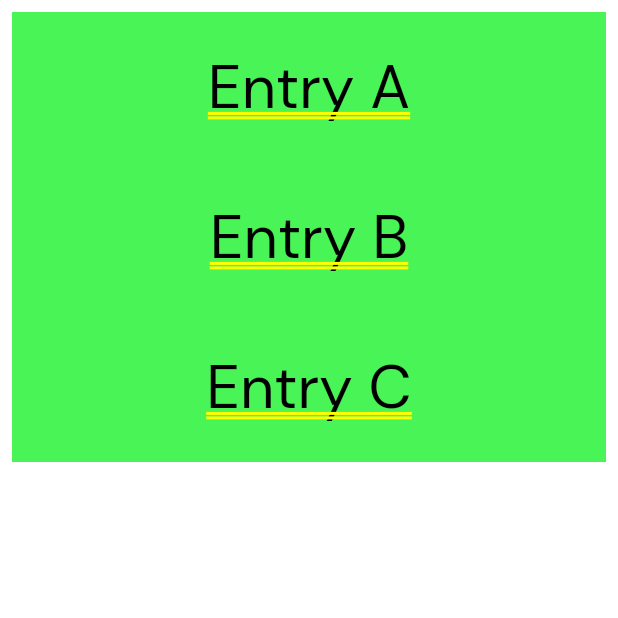
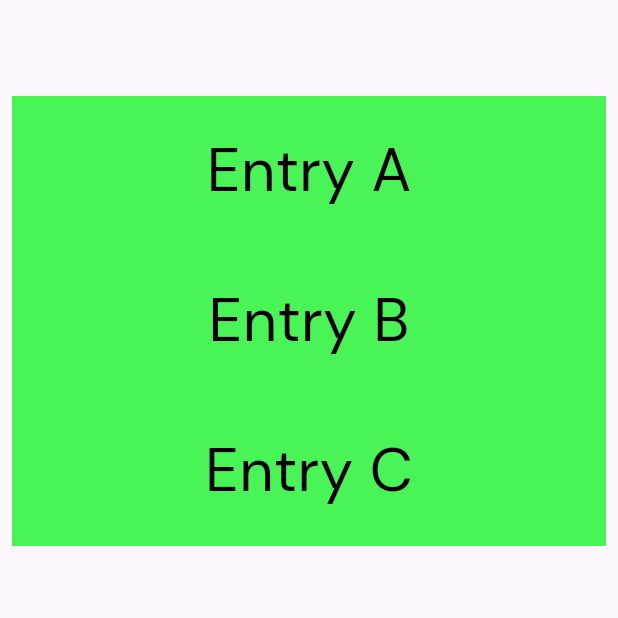
Before and after one commit to atakanserifoglu/Volunity, a Flutter app: the screen it shows after launch, on a phone screen of 412 x 824 dp, the top half of it. Run offline on Flutter 3.47's test engine with Material 2 defaults, Android fonts, the phone set to English and light mode, and no system bars; our stand-ins replace firebase_core; accounts and stored records are empty.

```diff
--- a/lib/Screens/mainScreen.dart
+++ b/lib/Screens/mainScreen.dart
@@ -14,7 +14,9 @@ class _mainScreenState extends State<mainScreen>{
 
   @override
   Widget build(BuildContext context) {
-    return ListView.builder(
+    return Scaffold(
+      appBar: AppBar(),
+      body: ListView.builder(
           padding: const EdgeInsets.all(8),
           itemCount: entries.length,
           itemBuilder: (BuildContext context, int index) {
@@ -24,6 +26,7 @@ class _mainScreenState extends State<mainScreen>{
               child: Center(child: Text('Entry ${entries[index]}',style: kButtonTextStyle,)),
             );
           }
+      ),
     );
   }
 }
--- a/lib/main.dart
+++ b/lib/main.dart
@@ -16,6 +16,7 @@ class MyApp extends StatelessWidget {
   @override
   Widget build(BuildContext context) {
     return MaterialApp(
+      debugShowCheckedModeBanner: false,
       title: 'Flutter Demo',
       theme: ThemeData(
         useMaterial3: true,
```
Also changed, not shown: 1 other file. Lines whose indentation alone changed are shown as unchanged.
